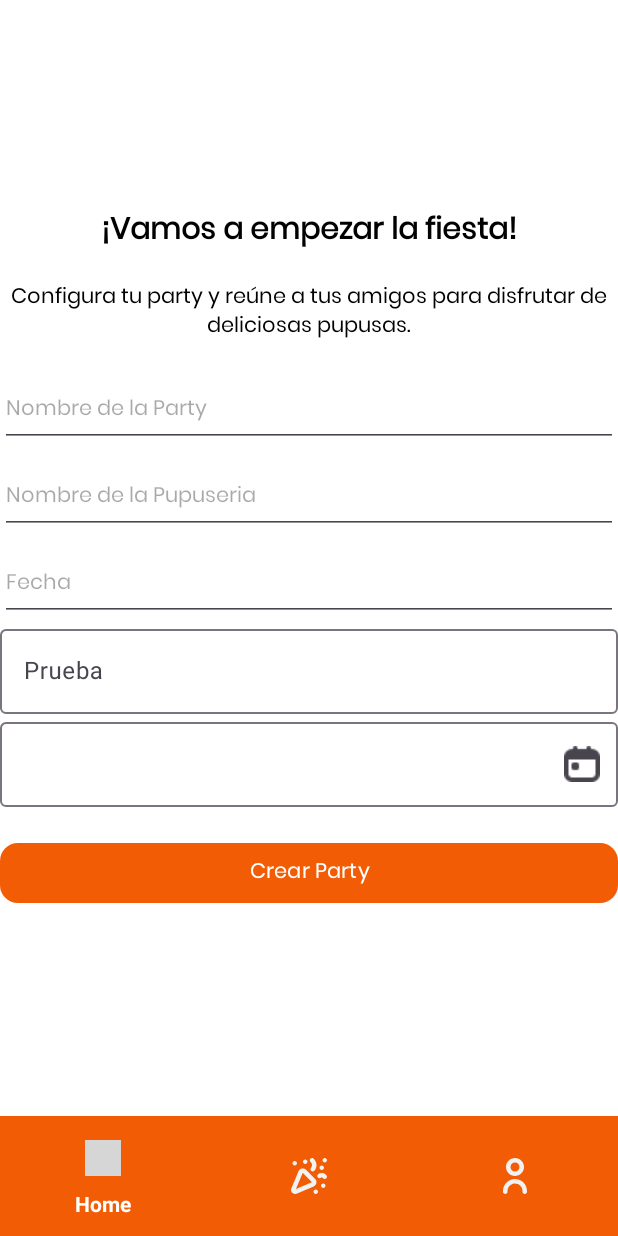
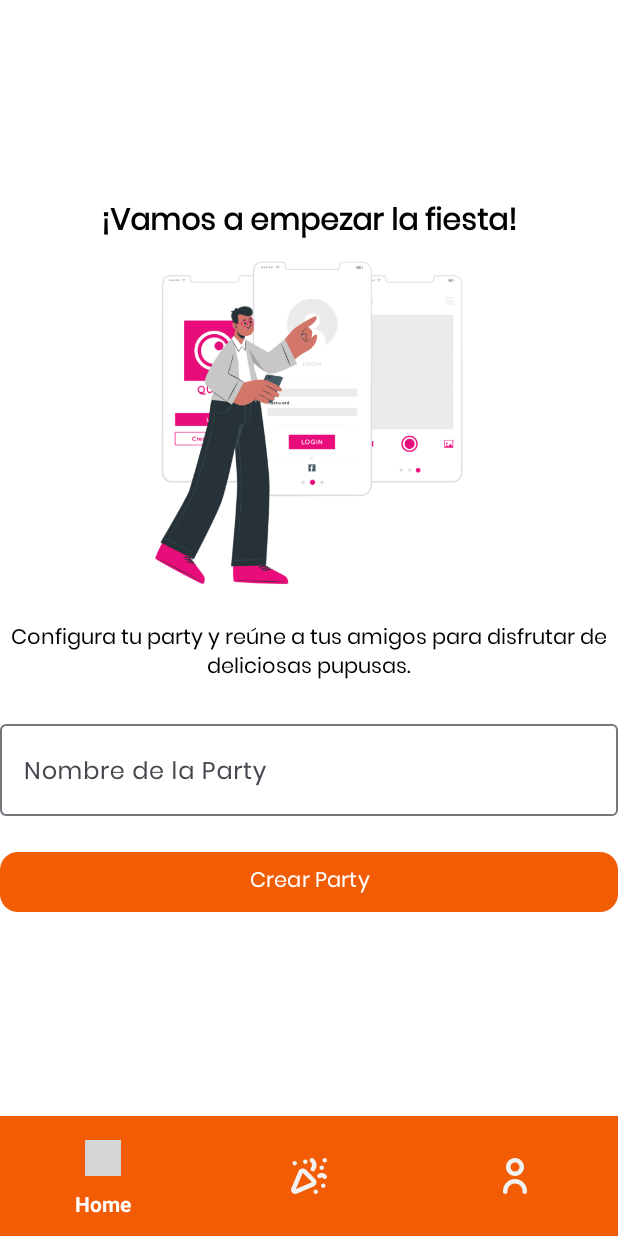
Before and after one commit to adrianajacobo2002/Pupas, an Android app: the fragment CreatePartyFragment placed in its activity, on a phone screen of 412 x 824 dp. Run offline under Robolectric (Android 15) with nearby library versions, the phone set to English and light mode, and no system bars; grey boxes are pictures that could not be loaded.

Commit message:
cambios de chill en la party (ayuda)

```diff
--- a/app/src/main/res/layout/fragment_create_party.xml
+++ b/app/src/main/res/layout/fragment_create_party.xml
@@ -5,6 +5,7 @@
     android:layout_width="match_parent"
     android:layout_height="match_parent"
     android:background="@color/white"
+    android:gravity="center"
     android:orientation="vertical"
     tools:context=".CreatePartyFragment">
 
@@ -12,12 +13,11 @@
     <LinearLayout
         android:layout_width="match_parent"
         android:layout_height="match_parent"
+        android:layout_gravity="center"
         android:background="@color/white"
         android:backgroundTint="@color/white"
         android:gravity="center"
-        android:orientation="vertical"
-        >
-
+        android:orientation="vertical">
 
 
         <TextView
@@ -31,6 +31,12 @@
             android:textSize="20sp"
             android:textStyle="bold" />
 
+        <ImageView
+            android:id="@+id/imageView7"
+            android:layout_width="match_parent"
+            android:layout_height="233dp"
+            android:src="@drawable/joinparty" />
+
         <TextView
             android:layout_width="match_parent"
             android:layout_height="wrap_content"
@@ -42,74 +48,17 @@
             android:textColor="#000000"
             android:textSize="14sp" />
 
-        <EditText
-            android:id="@+id/editTextText3"
+        <com.google.android.material.textfield.TextInputLayout
             android:layout_width="match_parent"
             android:layout_height="wrap_content"
-            android:layout_marginBottom="10dp"
-            android:ems="10"
-            android:fontFamily="@font/poppins"
-            android:hint="Nombre de la Party"
-            android:inputType="text"
-            android:minHeight="48dp"
-            android:textColor="#000000"
-            android:textSize="14sp" />
-
-        <EditText
-            android:id="@+id/editTextText4"
-            android:layout_width="match_parent"
-            android:layout_height="wrap_content"
-            android:layout_marginBottom="10dp"
-            android:ems="10"
-            android:fontFamily="@font/poppins"
-            android:hint="Nombre de la Pupuseria"
-            android:inputType="text"
-            android:minHeight="48dp"
-            android:textColor="#000000"
-            android:textSize="14sp" />
-
-        <EditText
-            android:id="@+id/editTextDate"
-            android:layout_width="match_parent"
-            android:layout_height="wrap_content"
-            android:ems="10"
-            android:fontFamily="@font/poppins"
-            android:hint="Fecha"
-            android:inputType="datetime|date"
-            android:minHeight="48dp"
-            android:textSize="14sp" />
-
-        <com.google.android.material.textfield.TextInputLayout
-            android:id="@+id/outlinedTextField"
-            android:layout_width="match_parent"
-            android:layout_height="wrap_content"
-            android:hint="Prueba">
+            android:hint="Nombre de la Party">
 
             <com.google.android.material.textfield.TextInputEditText
                 android:layout_width="match_parent"
                 android:layout_height="wrap_content"
-                />
+                android:fontFamily="@font/poppins" />
 
         </com.google.android.material.textfield.TextInputLayout>
-
-        <!--Pruebita de calendario en edit text -->
-        <com.google.android.material.textfield.TextInputLayout
-            android:id="@+id/date_input_layout"
-            android:layout_width="match_parent"
-            android:layout_height="wrap_content"
-            app:endIconMode="custom"
-            app:endIconDrawable="@drawable/calendar"
-            app:endIconContentDescription="Pruebita de calendario">
-
-            <com.google.android.material.textfield.TextInputEditText
-                android:layout_width="match_parent"
-                android:layout_height="wrap_content"
-                android:enabled="false"
-                />
-
-        </com.google.android.material.textfield.TextInputLayout>
-        <!--Finaliza Pruebita de calendario en edit text -->
-
 
 
         <Button
```
Also changed, not shown: app/src/main/res/drawable/joinparty.png (added).
